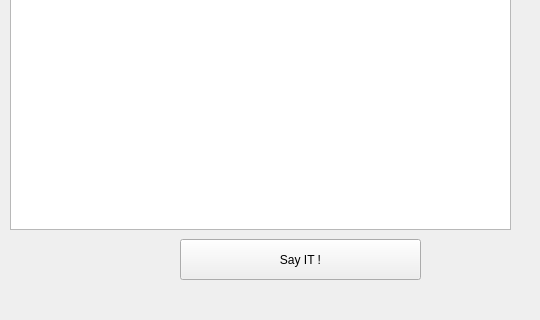
Old version of the form untitled.ui in the repository MorganWOODs3/Thread; both pictures show x 0 to 540 and y 280 to 600 of the 800 by 600 pixel window.
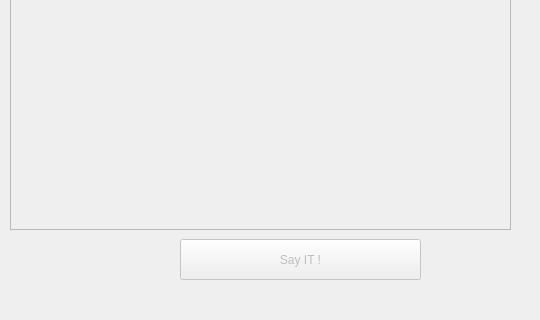
New version of the form.

```diff
--- a/untitled.ui
+++ b/untitled.ui
@@ -87,6 +87,9 @@
     </property>
    </widget>
    <widget class="QTextEdit" name="textEdit">
+    <property name="enabled">
+     <bool>false</bool>
+    </property>
     <property name="geometry">
      <rect>
       <x>10</x>
@@ -97,6 +100,9 @@
     </property>
    </widget>
    <widget class="QPushButton" name="pushButton_2">
+    <property name="enabled">
+     <bool>false</bool>
+    </property>
     <property name="geometry">
      <rect>
       <x>180</x>
```
